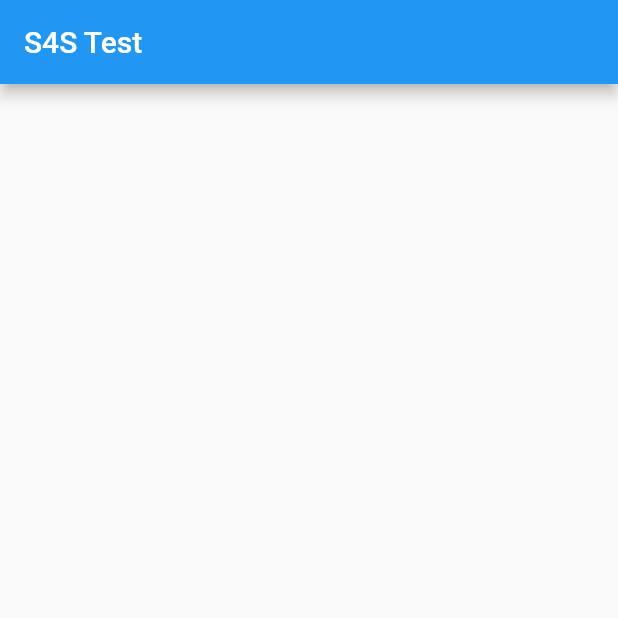
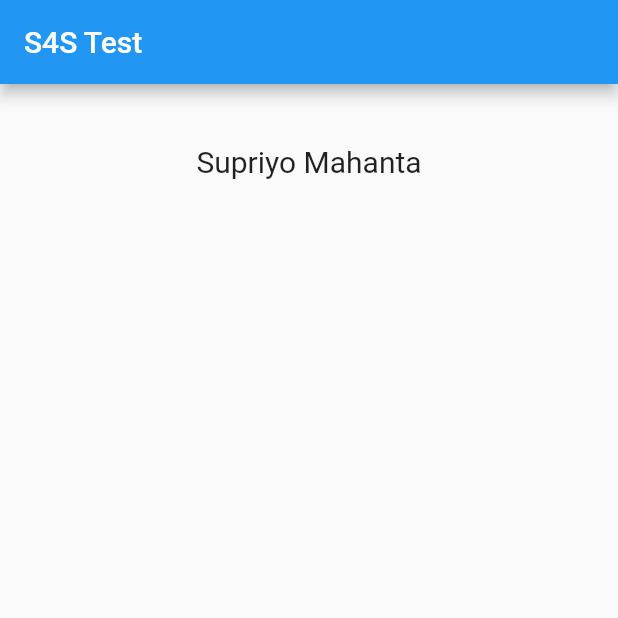
Before and after one commit to SPrio/S4S-Test-App, a Flutter app: the screen it shows after launch, on a phone screen of 412 x 824 dp, the top half of it. Run offline on Flutter 3.47's test engine with Material 2 defaults, Android fonts, the light colour scheme and no system bars.

Commit message:
Added Name Text Below Appbar

```diff
--- a/lib/main.dart
+++ b/lib/main.dart
@@ -12,7 +12,22 @@ class MyApp extends StatelessWidget {
     return Scaffold(
       appBar: AppBar(
         title: Text('S4S Test'),
-      )
+      ),
+      body: Center(
+        child: Container(
+          margin: EdgeInsets.only(top: 40),
+          child: Column(
+            children: <Widget>[
+              Text(
+                'Supriyo Mahanta',
+                style: TextStyle(
+                  fontSize: 20,
+                ),
+              ),
+            ],
+          ),
+        ),
+      ),
     );
   }
 }
```
